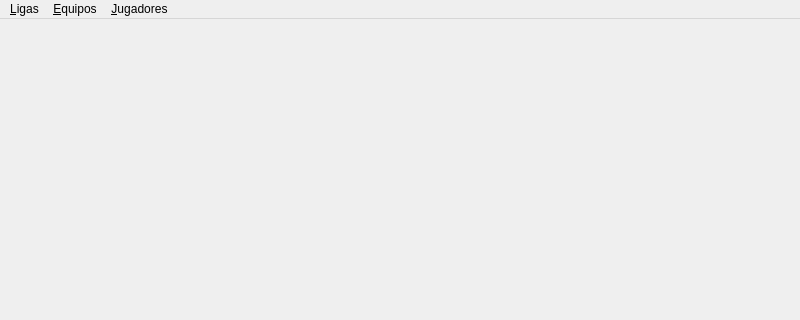
Qt form gui/src/main_window.ui (urielf/pyliga) before a commit; both pictures show x 0 to 800 and y 0 to 320 of the 800 by 600 pixel window.
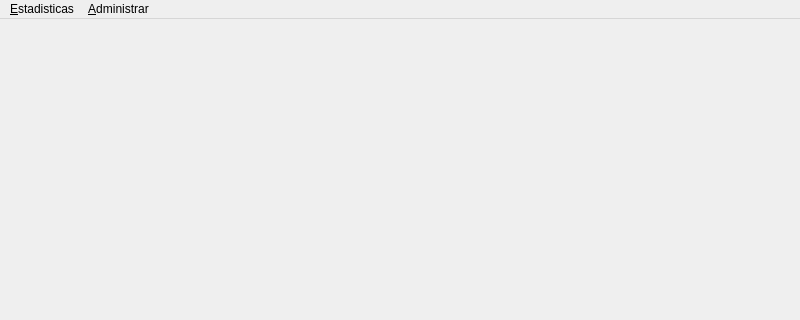
The same form after that commit.

Diff of the .ui file:
```diff
--- a/gui/src/main_window.ui
+++ b/gui/src/main_window.ui
@@ -12,38 +12,31 @@
   <property name="windowTitle" >
    <string>Administrar Ligas</string>
   </property>
-  <widget class="QWidget" name="centralwidget" />
-  <widget class="QMenuBar" name="menubar" >
-   <property name="geometry" >
+  <widget class="QWidget" name="centralwidget"/>
+  <widget class="QMenuBar" name="menubar">
+   <property name="geometry">
     <rect>
      <x>0</x>
      <y>0</y>
      <width>800</width>
-     <height>26</height>
+     <height>27</height>
     </rect>
    </property>
-   <widget class="QMenu" name="menuLigas" >
-    <property name="title" >
-     <string>&amp;Ligas</string>
+   <widget class="QMenu" name="menuLigas">
+    <property name="title">
+     <string>&amp;Estadisticas</string>
     </property>
     <addaction name="menu_admin_ligas" />
     <addaction name="nueva_jornada" />
    </widget>
-   <widget class="QMenu" name="menuEquipos" >
-    <property name="title" >
-     <string>&amp;Equipos</string>
+   <widget class="QMenu" name="menuEquipos">
+    <property name="title">
+     <string>&amp;Administrar</string>
     </property>
     <addaction name="menu_admin_equipos" />
    </widget>
-   <widget class="QMenu" name="menuJugadores" >
-    <property name="title" >
-     <string>&amp;Jugadores</string>
-    </property>
-    <addaction name="menu_admin_jugadores" />
-   </widget>
-   <addaction name="menuLigas" />
-   <addaction name="menuEquipos" />
-   <addaction name="menuJugadores" />
+   <addaction name="menuLigas"/>
+   <addaction name="menuEquipos"/>
   </widget>
   <widget class="QStatusBar" name="statusbar" />
   <action name="menu_admin_ligas" >
```
Left out of the diff: 44 changed lines with no effect on the pictures.
